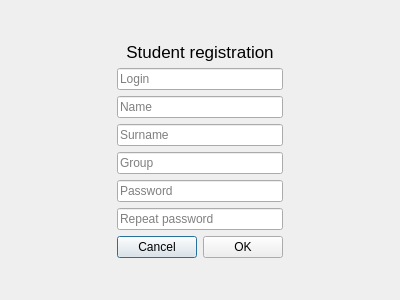
This is Project_files/regwindow.ui in cry4alone/FacultativPRO as Qt 5 draws it before an edit. The edited form follows.
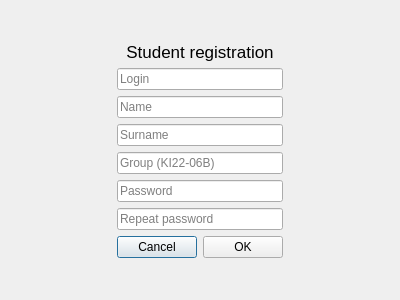
This is the edited form.

```diff
--- a/Project_files/regwindow.ui
+++ b/Project_files/regwindow.ui
@@ -81,7 +81,7 @@
      <item>
       <widget class="QLineEdit" name="groupEdit">
        <property name="placeholderText">
-        <string>Group</string>
+        <string>Group (KI22-06B)</string>
        </property>
       </widget>
      </item>
```
